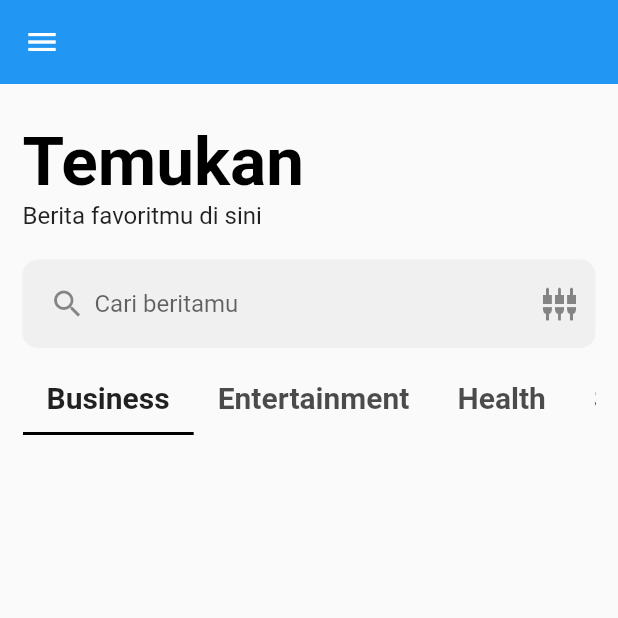
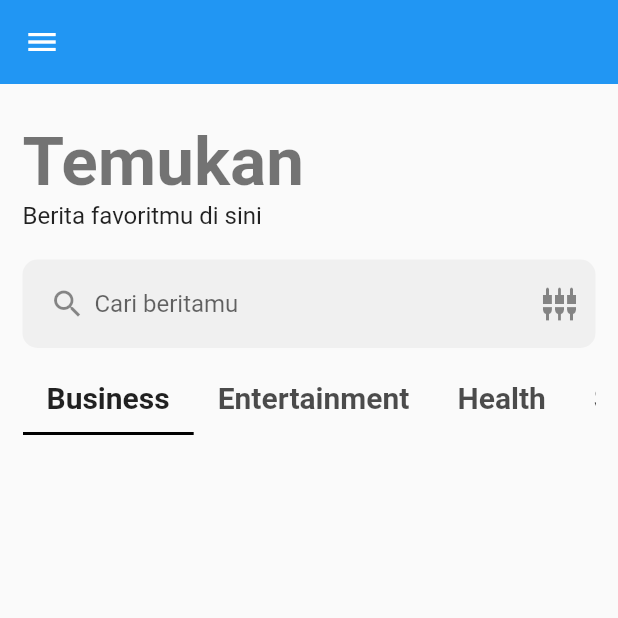
Before and after one commit to putra4648/portal_berita_indonesia, a Flutter app: the Search screen opened directly, on a phone screen of 412 x 824 dp, the top half of it. Run offline on Flutter 3.47's test engine with Material 2 defaults, Android fonts, the phone set to English and light mode, and no system bars; our stand-ins replace bloc, cookie_jar, dio, dio_cookie_manager, equatable, flutter_bloc; generated files the repository leaves out were written again; network calls fail.

Commit message:
Change label text color

```diff
--- a/lib/search/widgets/label.dart
+++ b/lib/search/widgets/label.dart
@@ -17,8 +17,7 @@ class BuildLabel extends StatelessWidget {
         children: [
           Text(
             'Temukan',
-            style: textTheme.headline3
-                ?.copyWith(color: Colors.black, fontWeight: FontWeight.bold),
+            style: textTheme.headline3?.copyWith(fontWeight: FontWeight.bold),
           ),
           Text(
             'Berita favoritmu di sini',
```
